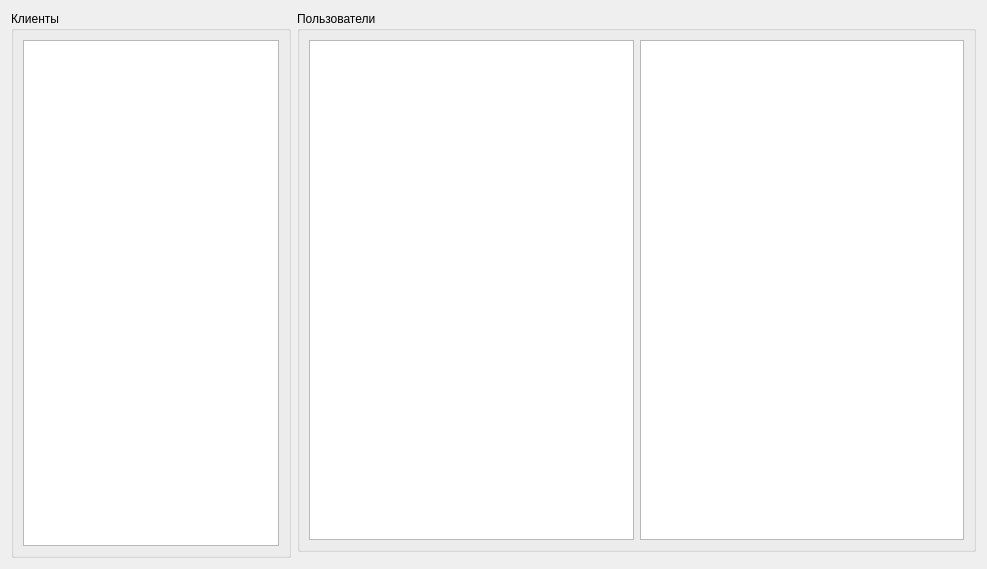
rust3128/MposWebServer, file MPosWebAdmin/Clients/clientsdialog.ui: the form before one commit.
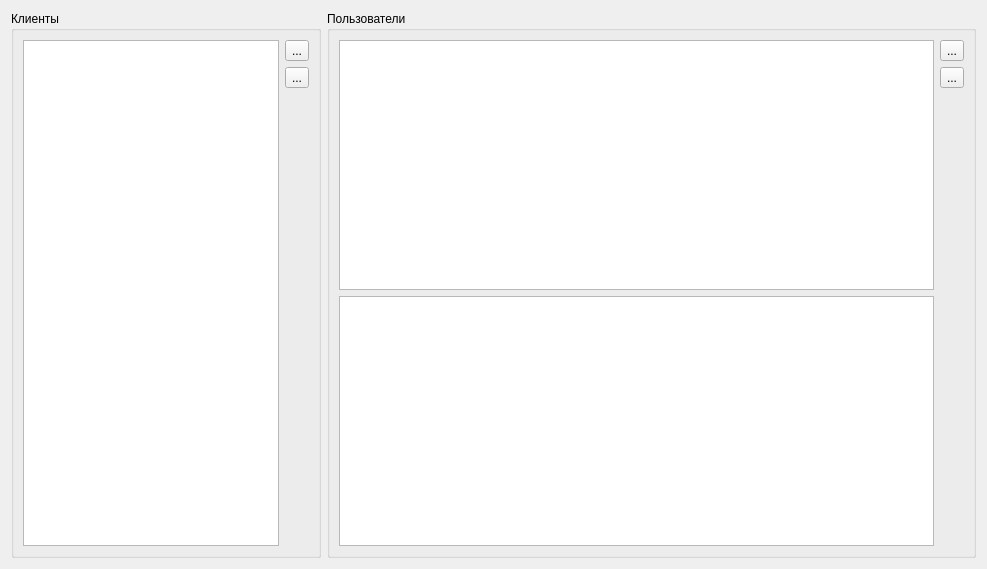
The form after the commit. Icons and pictures are not drawn.

The edit to the form file:
```diff
--- a/MPosWebAdmin/Clients/clientsdialog.ui
+++ b/MPosWebAdmin/Clients/clientsdialog.ui
@@ -13,31 +13,116 @@
   <property name="windowTitle">
    <string>Dialog</string>
   </property>
-  <layout class="QGridLayout" name="gridLayout_4" columnstretch="0,1">
-   <item row="0" column="1">
-    <widget class="QGroupBox" name="groupBox">
-     <property name="title">
-      <string>Пользователи</string>
-     </property>
-     <layout class="QGridLayout" name="gridLayout_2">
-      <item row="0" column="1">
-       <widget class="QTableView" name="tableView_2"/>
-      </item>
-      <item row="0" column="0">
-       <widget class="QTableView" name="tableView"/>
-      </item>
-     </layout>
-    </widget>
-   </item>
+  <layout class="QGridLayout" name="gridLayout_4" columnstretch="0,1,0">
    <item row="0" column="0" rowspan="2">
     <widget class="QGroupBox" name="groupBox_3">
      <property name="title">
       <string>Клиенты</string>
      </property>
      <layout class="QGridLayout" name="gridLayout">
-      <item row="0" column="0">
+      <item row="0" column="0" rowspan="3" colspan="4">
        <widget class="QListView" name="listView"/>
       </item>
+      <item row="0" column="4">
+       <widget class="QToolButton" name="toolButton">
+        <property name="text">
+         <string>...</string>
+        </property>
+        <property name="icon">
+         <iconset resource="../resource.qrc">
+          <normaloff>:/Images/add.png</normaloff>:/Images/add.png</iconset>
+        </property>
+        <property name="iconSize">
+         <size>
+          <width>32</width>
+          <height>32</height>
+         </size>
+        </property>
+       </widget>
+      </item>
+      <item row="1" column="4">
+       <widget class="QToolButton" name="toolButton_2">
+        <property name="text">
+         <string>...</string>
+        </property>
+        <property name="icon">
+         <iconset resource="../resource.qrc">
+          <normaloff>:/Images/delete.png</normaloff>:/Images/delete.png</iconset>
+        </property>
+        <property name="iconSize">
+         <size>
+          <width>32</width>
+          <height>32</height>
+         </size>
+        </property>
+       </widget>
+      </item>
+     </layout>
+    </widget>
+   </item>
+   <item row="0" column="1" rowspan="2">
+    <widget class="QGroupBox" name="groupBox">
+     <property name="title">
+      <string>Пользователи</string>
+     </property>
+     <layout class="QGridLayout" name="gridLayout_2">
+      <item row="0" column="0">
+       <widget class="QTableView" name="tableView"/>
+      </item>
+      <item row="1" column="0">
+       <widget class="QTableView" name="tableView_2"/>
+      </item>
+      <item row="0" column="1" rowspan="2">
+       <layout class="QVBoxLayout" name="verticalLayout">
+        <item>
+         <widget class="QToolButton" name="toolButton_3">
+          <property name="text">
+           <string>...</string>
+          </property>
+          <property name="icon">
+           <iconset resource="../resource.qrc">
+            <normaloff>:/Images/add.png</normaloff>:/Images/add.png</iconset>
+          </property>
+          <property name="iconSize">
+           <size>
+            <width>32</width>
+            <height>32</height>
+           </size>
+          </property>
+         </widget>
+        </item>
+        <item>
+         <widget class="QToolButton" name="toolButton_4">
+          <property name="text">
+           <string>...</string>
+          </property>
+          <property name="icon">
+           <iconset resource="../resource.qrc">
+            <normaloff>:/Images/delete.png</normaloff>:/Images/delete.png</iconset>
+          </property>
+          <property name="iconSize">
+           <size>
+            <width>32</width>
+            <height>32</height>
+           </size>
+          </property>
+         </widget>
+        </item>
+        <item>
+         <spacer name="verticalSpacer">
+          <property name="orientation">
+           <enum>Qt::Vertical</enum>
+          </property>
+          <property name="sizeHint" stdset="0">
+           <size>
+            <width>20</width>
+            <height>40</height>
+           </size>
+          </property>
+         </spacer>
+        </item>
+       </layout>
+      </item>
      </layout>
     </widget>
    </item>
```
Left out of the diff: 4 changed lines with no effect on the pictures.
